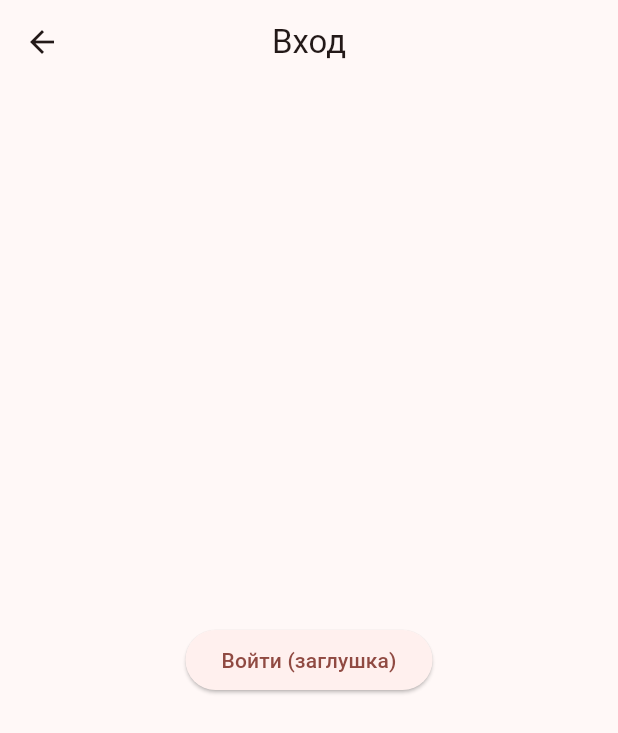
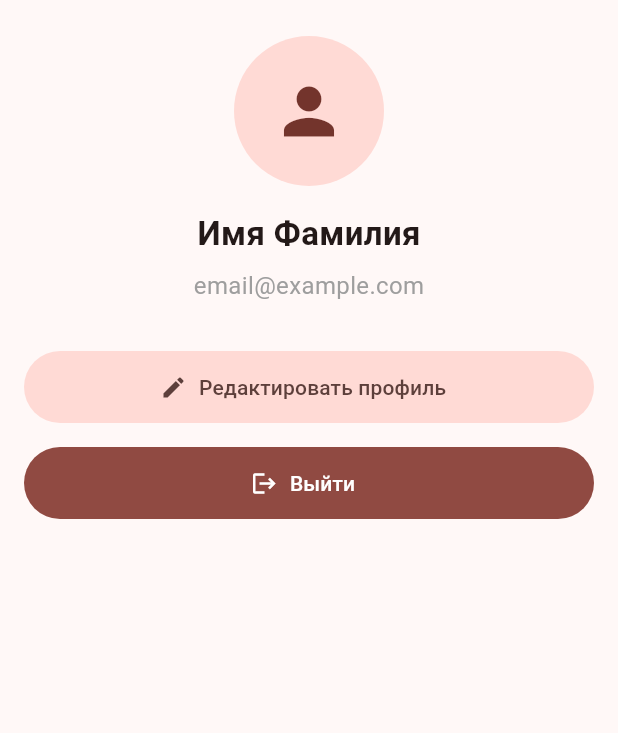
Before and after one commit to KbrYbk/warranty_storage, a Flutter app: the ProfileScreen screen opened by its route, on a phone screen of 412 x 824 dp. Shown: the top 733 px of the screen. Run offline on Flutter 3.47's test engine with Material 3 defaults, Android fonts, the phone set to English and light mode, and no system bars; drawn by our look-alikes of dynamic_color; our stand-ins replace shared_preferences; accounts and stored records are empty.

Commit message:
profile template

```diff
--- a/lib/screens/home_screen.dart
+++ b/lib/screens/home_screen.dart
@@ -3,6 +3,7 @@ import 'package:warranty_storage/screens/add_receipt_screen.dart';
 import 'package:warranty_storage/screens/receipt_details_screen.dart';
 import 'package:warranty_storage/screens/expired_receipts_screen.dart';
 import 'package:warranty_storage/screens/settings_screen.dart';
+import 'package:warranty_storage/screens/profile_screen.dart';
 
 class HomeScreen extends StatefulWidget {
   final void Function(ThemeMode) onThemeChanged;
@@ -120,7 +121,7 @@ class _HomeScreenState extends State<HomeScreen> {
         },
       ),
       1: ExpiredReceiptsScreen(receipts: _receipts),
-      2: const Center(child: Text("Профиль", style: TextStyle(fontSize: 18))),
+      2: ProfileScreen(),
       3: SettingsScreen(
         onThemeChanged: widget.onThemeChanged,
         notificationsEnabled: _notificationsEnabled,
--- a/lib/screens/profile_screen.dart
+++ b/lib/screens/profile_screen.dart
@@ -6,13 +6,54 @@ class ProfileScreen extends StatelessWidget {
   @override
   Widget build(BuildContext context) {
     return Scaffold(
-      appBar: AppBar(title: const Text("Вход")),
-      body: Center(
-        child: ElevatedButton(
-          onPressed: () {
-            Navigator.pushReplacementNamed(context, '/home');
-          },
-          child: const Text("Войти (заглушка)"),
+      body: Padding(
+        padding: const EdgeInsets.symmetric(horizontal: 16, vertical: 24),
+        child: Column(
+          crossAxisAlignment: CrossAxisAlignment.center,
+          children: [
+            const CircleAvatar(
+              radius: 50,
+              child: Icon(Icons.person, size: 50),
+            ),
+            const SizedBox(height: 16),
+            const Text(
+              "Имя Фамилия",
+              style: TextStyle(fontSize: 22, fontWeight: FontWeight.bold),
+            ),
+            const SizedBox(height: 8),
+            const Text(
+              "email@example.com",
+              style: TextStyle(fontSize: 16, color: Colors.grey),
+            ),
+            const SizedBox(height: 32),
+            FilledButton.tonalIcon(
+              onPressed: () {
+                // TODO: Реализовать редактирование профиля
+              },
+              icon: const Icon(Icons.edit),
+              label: const Text("Редактировать профиль"),
+              style: ElevatedButton.styleFrom(
+                minimumSize: const Size(double.infinity, 48),
+                shape: RoundedRectangleBorder(
+                  borderRadius: BorderRadius.circular(24),
+                ),
+              ),
+            ),
+            const SizedBox(height: 16),
+            FilledButton.icon(
+              onPressed: () {
+                // TODO: Реализовать выход из аккаунта
+              },
+              icon: const Icon(Icons.logout),
+              label: const Text("Выйти"),
+              style: OutlinedButton.styleFrom(
+                minimumSize: const Size(double.infinity, 48),
+                shape: RoundedRectangleBorder(
+                  borderRadius: BorderRadius.circular(24),
+                ),
+              ),
+            ),
+          ],
         ),
       ),
     );
```
Also changed, not shown: lib/screens/expired_receipts_screen.dart (+35 -19 lines).
